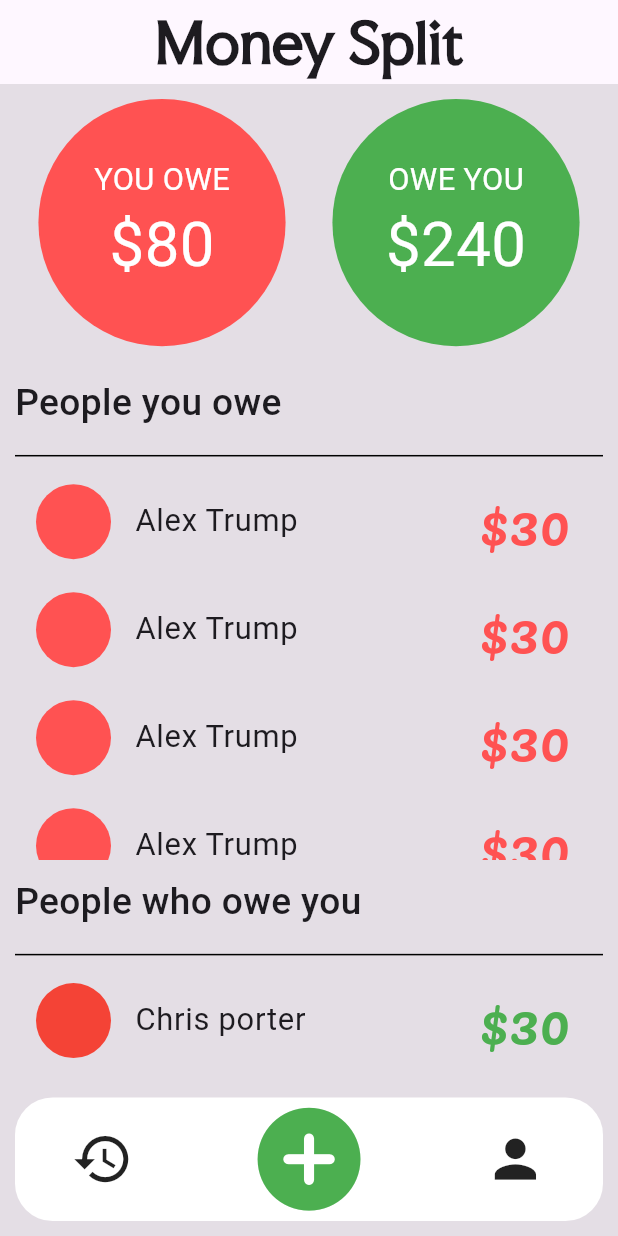
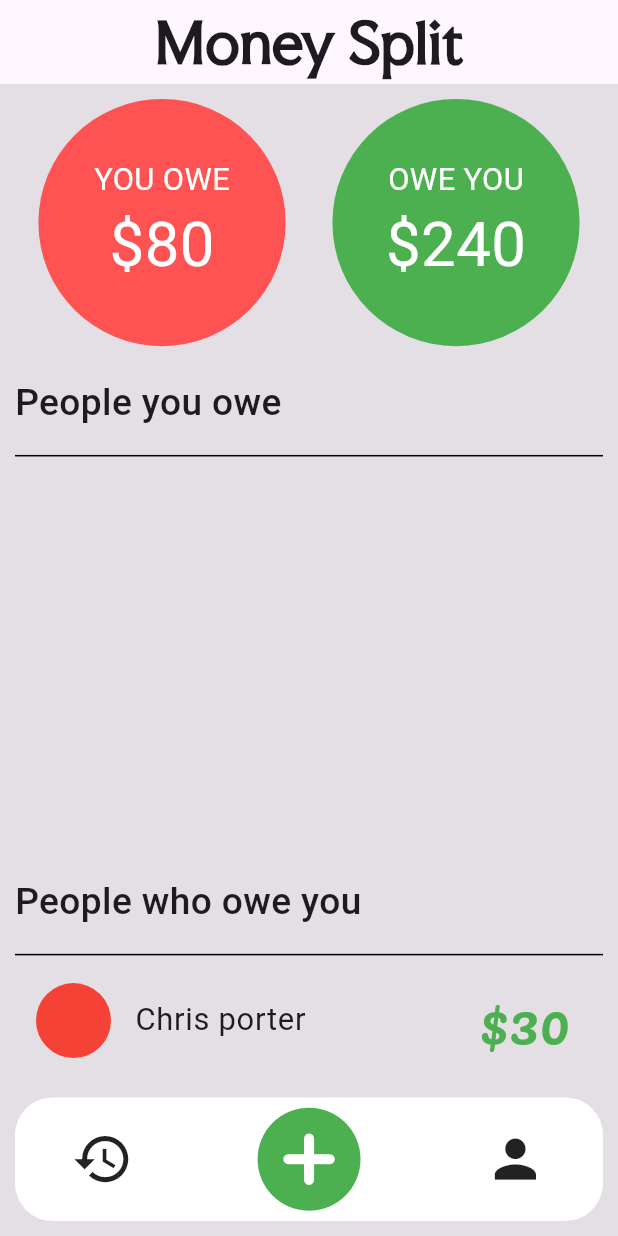
Before and after one commit to ghayurcodes/paisasplit, a Flutter app: the screen it shows after launch, on a phone screen of 412 x 824 dp. Run offline on Flutter 3.47's test engine with Material 3 defaults, Android fonts, the light colour scheme and no system bars; our stand-ins replace blurrycontainer, google_fonts, hive, hive_flutter; accounts and stored records are empty.

Commit message:
Update home_screen.dart

```diff
--- a/lib/money split/home_screen.dart
+++ b/lib/money split/home_screen.dart
@@ -19,7 +19,7 @@ class _homepageState extends State<homepage> {
 final _mybox=Hive.box<List<Entry>>('MoneySplit');
 
 var name=TextEditingController();
-
+var time;
 var amount=TextEditingController();
 
 List<Entry> owe_me=[];
@@ -36,7 +36,8 @@ void store(){
   owe_me.add(temp);
   _mybox.put("entries", owe_me);
   print(owe_me.length);
-  print(_mybox.get("entries"));
+  owe_me=_mybox.get("entries")!;
+  // print(owe_me[0].name);
 
 }
 popup_add(){
@@ -189,7 +190,6 @@ popup_add(){
         color: Colors.black.withOpacity(0.1),
         child: Center(
           child: Column(
-            mainAxisAlignment: MainAxisAlignment.end,
             children: [
               Expanded(child: Column(
                 crossAxisAlignment: CrossAxisAlignment.start,
@@ -294,7 +294,7 @@ popup_add(){
                       ),
 
                     );
-                  },itemCount: 5,) ),
+                  },itemCount: owe_me.length,) ),
                   Padding(
                     padding: const EdgeInsets.all(10),
                     child: Text('People who owe you',style: TextStyle(
```
